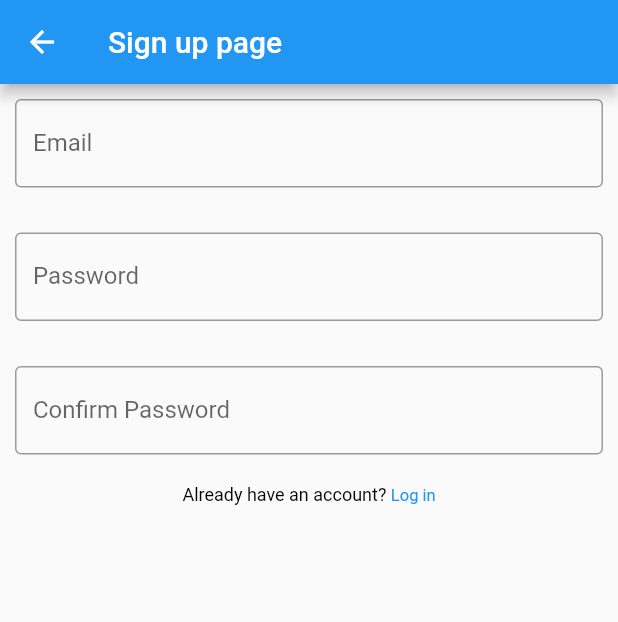
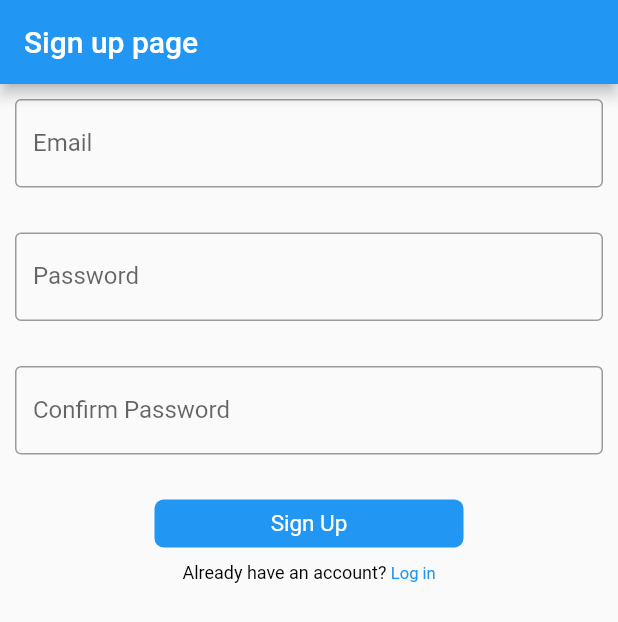
Before and after one commit to fiki2002/flutter_playground, a Flutter app: the SignUpPage screen opened directly, on a phone screen of 412 x 824 dp. Shown: the top 622 px of the screen. Run offline on Flutter 3.47's test engine with Material 2 defaults, Android fonts, the phone set to English and light mode, and no system bars.

Commit message:
Completed the UI

```diff
--- a/lib/screens/login.dart
+++ b/lib/screens/login.dart
@@ -2,6 +2,7 @@ import 'package:flutter/gestures.dart';
 import 'package:flutter/material.dart';
 import 'package:flutter_playground/screens/sign_up.dart';
 
+import '../widgets/custom_button.dart';
 import '../widgets/custom_textfield.dart';
 
 class LoginPage extends StatelessWidget {
@@ -11,6 +12,7 @@ class LoginPage extends StatelessWidget {
   Widget build(BuildContext context) {
     return Scaffold(
       appBar: AppBar(
+        automaticallyImplyLeading: false,
         title: const Text('Login Page'),
       ),
       body: Column(
@@ -26,6 +28,10 @@ class LoginPage extends StatelessWidget {
             labelText: 'Password',
             hintText: 'Please input your Password',
           ),
+          const SizedBox(
+            height: 20,
+          ),
+          const CustomButton(text: 'Log In'),
           const SizedBox(
             height: 10,
           ),
--- a/lib/screens/sign_up.dart
+++ b/lib/screens/sign_up.dart
@@ -2,6 +2,7 @@ import 'package:flutter/gestures.dart';
 import 'package:flutter/material.dart';
 import 'package:flutter_playground/screens/login.dart';
 
+import '../widgets/custom_button.dart';
 import '../widgets/custom_textfield.dart';
 
 class SignUpPage extends StatelessWidget {
@@ -11,6 +12,7 @@ class SignUpPage extends StatelessWidget {
   Widget build(BuildContext context) {
     return Scaffold(
       appBar: AppBar(
+        automaticallyImplyLeading: false,
         title: const Text('Sign up page'),
       ),
       body: Column(
@@ -33,7 +35,11 @@ class SignUpPage extends StatelessWidget {
             labelText: 'Confirm Password',
             hintText: 'Input password again',
           ),
-                    const SizedBox(
+          const SizedBox(
+            height: 20,
+          ),
+          const CustomButton(text: 'Sign Up'),
+          const SizedBox(
             height: 10,
           ),
           RichText(
--- /dev/null
+++ b/lib/widgets/custom_button.dart
@@ -0,0 +1,31 @@
+import 'package:flutter/material.dart';
+
+class CustomButton extends StatelessWidget {
+  const CustomButton({
+    Key? key,
+    required this.text,
+  }) : super(key: key);
+  final String text;
+
+  @override
+  Widget build(BuildContext context) {
+    var w = MediaQuery.of(context).size.width;
+    return Container(
+      width: w * 0.5,
+      padding: const EdgeInsets.all(7),
+      decoration: BoxDecoration(
+        color: Theme.of(context).primaryColor,
+        borderRadius: BorderRadius.circular(6),
+      ),
+      child: Center(
+        child: Text(
+          text,
+          style: const TextStyle(
+            fontSize: 15,
+            color: Colors.white,
+          ),
+        ),
+      ),
+    );
+  }
+}
```
